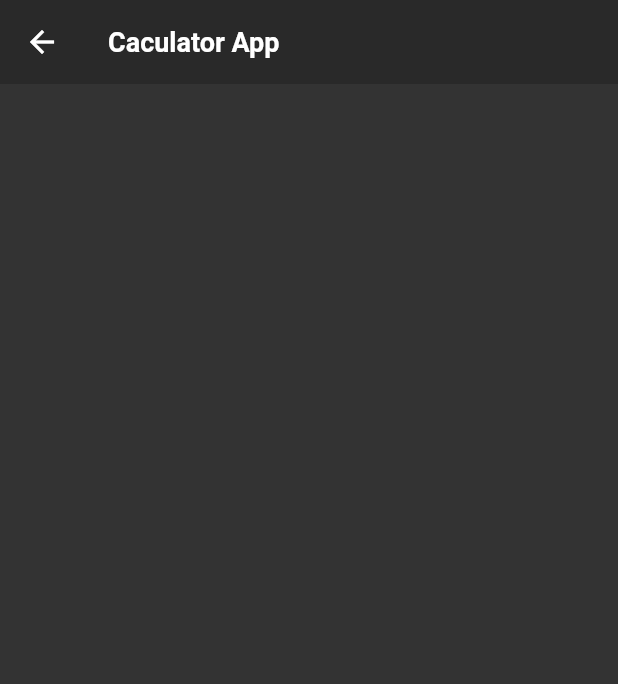
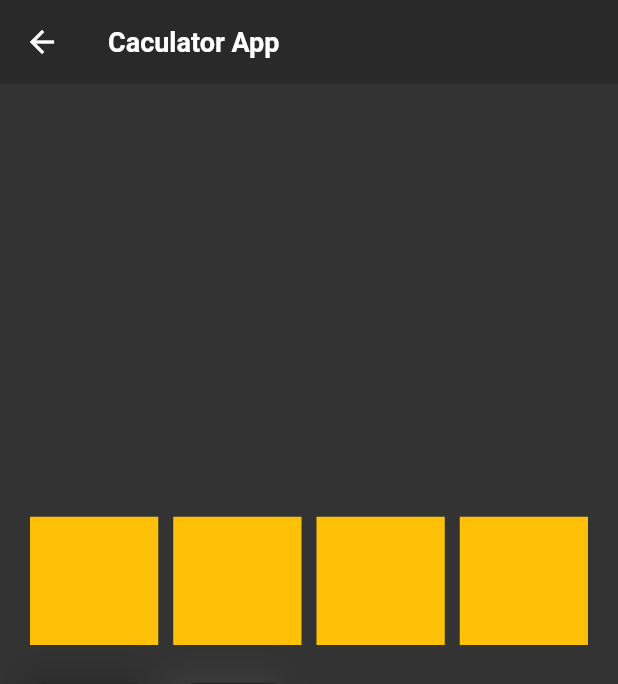
Before and after one commit to boglbbogl/flutter_velog_sample, a Flutter app: the AppCaculatorScreen screen opened by its route, on a phone screen of 412 x 824 dp. Shown: the top 684 px of the screen. Run offline on Flutter 3.47's test engine with Material 2 defaults, Android fonts, the phone set to English and light mode, and no system bars; our stand-ins replace bloc, equatable, flutter_bloc, flutter_mobx, flutter_riverpod, get and 2 more; missing offline and left inert: flutter_inappwebview; generated files the repository leaves out were written again; statements that could not run were skipped.

Commit message:
create calculator button

```diff
--- a/lib/app/app_calculator_screen.dart
+++ b/lib/app/app_calculator_screen.dart
@@ -2,6 +2,7 @@ import 'package:flutter/material.dart';
 import 'package:flutter/src/widgets/container.dart';
 import 'package:flutter/src/widgets/framework.dart';
 import 'package:flutter_velog_sample/_core/app_bar.dart';
+import 'package:flutter_velog_sample/_core/app_size.dart';
 
 class AppCaculatorScreen extends StatelessWidget {
   const AppCaculatorScreen({super.key});
@@ -11,8 +12,87 @@ class AppCaculatorScreen extends StatelessWidget {
     return Scaffold(
       appBar: appBar(title: "Caculator App"),
       body: Column(
+        mainAxisAlignment: MainAxisAlignment.center,
         children: [
-          Container(),
+          Container(
+            width: MediaQuery.of(context).size.width,
+            child: Column(
+              children: [
+                Padding(
+                  padding: const EdgeInsets.only(left: 20, right: 10),
+                  child: Row(
+                    children: [
+                      Wrap(
+                        spacing: 10,
+                        children: [
+                          ...List.generate(
+                              4,
+                              (index) => Container(
+                                    width: (size.width / 4) - 10 - (30 / 4),
+                                    height: (size.width / 4) - 10 - (30 / 4),
+                                    color: Colors.amber,
+                                  ))
+                        ],
+                      ),
+                    ],
+                  ),
+                ),
+                const SizedBox(height: 25),
+                Padding(
+                  padding: const EdgeInsets.only(left: 20, right: 10),
+                  child: Row(
+                    children: [
+                      Wrap(
+                        spacing: 15,
+                        children: [
+                          Container(
+                            width: (size.width / 4) - 15 - (30 / 4),
+                            height: (size.width / 4) - 15 - (30 / 4),
+                            decoration: BoxDecoration(
+                              borderRadius: BorderRadius.circular(12),
+                              color: Color.fromRGBO(41, 41, 41, 1),
+                              boxShadow: [
+                                BoxShadow(
+                                    color: Color.fromRGBO(61, 61, 61, 1),
+                                    spreadRadius: 2,
+                                    blurRadius: 15,
+                                    offset: Offset(4, 4)),
+                                BoxShadow(
+                                    color: Color.fromRGBO(41, 41, 41, 1),
+                                    spreadRadius: 2,
+                                    blurRadius: 15,
+                                    offset: Offset(-4, -4)),
+                              ],
+                            ),
+                          ),
+                          Container(
+                            width: (size.width / 4) - 15 - (30 / 4),
+                            height: (size.width / 4) - 15 - (30 / 4),
+                            decoration: BoxDecoration(
+                              borderRadius: BorderRadius.circular(16),
+                              color: Color.fromRGBO(41, 41, 41, 1),
+                              boxShadow: [
+                                BoxShadow(
+                                    color: Color.fromRGBO(41, 41, 41, 1),
+                                    spreadRadius: 2,
+                                    blurRadius: 15,
+                                    offset: Offset(4, 4)),
+                                BoxShadow(
+                                    color: Color.fromRGBO(61, 61, 61, 1),
+                                    spreadRadius: 2,
+                                    blurRadius: 15,
+                                    offset: Offset(-4, -4)),
+                              ],
+                            ),
+                          ),
+                        ],
+                      )
+                    ],
+                  ),
+                ),
+              ],
+            ),
+          ),
         ],
       ),
     );
```
